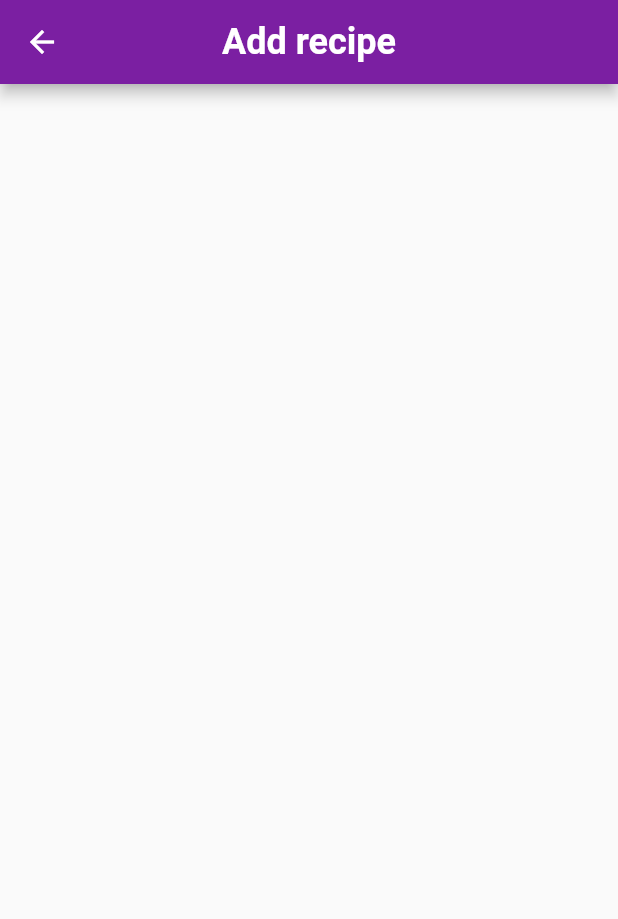
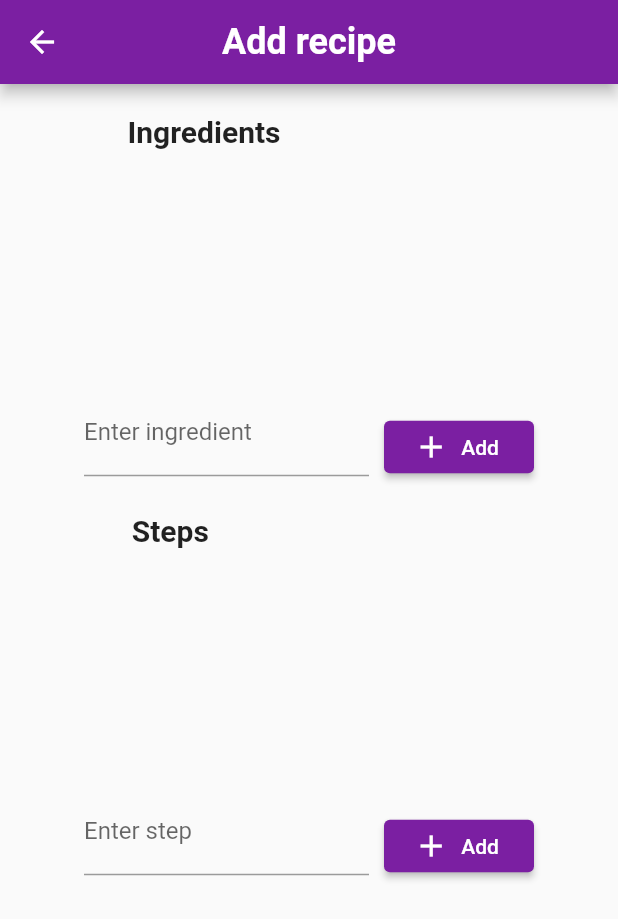
Before and after one commit to FilipMajewsk1/recipe_book_ui, a Flutter app: the AddRecipe screen opened by its route, on a phone screen of 412 x 824 dp. Shown: the top 919 px of the screen. Run offline on Flutter 3.47's test engine with Material 2 defaults, Android fonts, the phone set to English and light mode, and no system bars.

Commit message:
Recipe book: add_recipe steps and ingredients scrollbars and textfields with buttons

```diff
--- a/lib/pages/add_recipe.dart
+++ b/lib/pages/add_recipe.dart
@@ -1,4 +1,5 @@
 import 'package:flutter/material.dart';
+import 'package:recipe_book_ui/pages/widgets/recipe_ingredients_steps_card.dart';
 
 class AddRecipe extends StatefulWidget {
   const AddRecipe({Key? key}) : super(key: key);
@@ -8,6 +9,13 @@ class AddRecipe extends StatefulWidget {
 }
 
 class _AddRecipeState extends State<AddRecipe> {
+
+  TextEditingController ingController = TextEditingController();
+  TextEditingController stepController = TextEditingController();
+  late String name;
+  List<String> ing = [];
+  List<String> stp = [];
+
   @override
   Widget build(BuildContext context) {
     return Scaffold(
@@ -22,6 +30,120 @@ class _AddRecipeState extends State<AddRecipe> {
         backgroundColor: Colors.purple[700],
         centerTitle: true,
       ),
+      body: SingleChildScrollView(
+        child: Center(
+          child: Column(
+            children: <Widget>[
+              Padding(
+                padding: const EdgeInsets.fromLTRB(0, 20, 140, 5),
+                child: Text(
+                  "Ingredients",
+                  style: TextStyle(
+                    fontWeight: FontWeight.bold,
+                    fontSize: 20,
+                  ),
+                ),
+              ),
+              SizedBox(
+                height: 150,
+                width: 250,
+                child: Scrollbar(
+                  child: ListView(
+                    children: ing.map((i) => RecipeIngredientsStepsCard(ingredientOrStep: i)).toList(),
+                  ),
+                ),
+              ),
+              SizedBox(
+                width: 300,
+                child: Row(
+                  children: [
+                    Expanded(
+                      child: TextFormField(
+                        controller: ingController,
+                        decoration: const InputDecoration(
+                          border: UnderlineInputBorder(),
+                          labelText: "Enter ingredient",
+                        ),
+                      ),
+                    ),
+                    Padding(
+                      padding: const EdgeInsets.fromLTRB(10,20,0,0),
+                      child: ElevatedButton.icon(
+                        onPressed: (){
+                          setState(() {
+                            ing.add(ingController.text);
+                          });
+                          ingController.clear();
+                        },
+                        icon: Icon(Icons.add),
+                        label: Text("Add") ,
+                        style: ButtonStyle(
+                          backgroundColor: MaterialStateProperty.all(Colors.purple[700]),
+                          minimumSize: MaterialStateProperty.all(Size(100, 35)),
+                        ),
+                      ),
+                    ),
+                  ],
+                ),
+              ),
+
+              Padding(
+                padding: const EdgeInsets.fromLTRB(0, 20, 185, 5),
+                child: Text(
+                  "Steps",
+                  style: TextStyle(
+                    fontWeight: FontWeight.bold,
+                    fontSize: 20,
+                  ),
+                ),
+              ),
+              SizedBox(
+                height: 150,
+                width: 250,
+                child: Scrollbar(
+                  child: ListView(
+                    children: stp.map((s) => RecipeIngredientsStepsCard(ingredientOrStep: s)).toList(),
+                  ),
+                ),
+              ),
+
+              SizedBox(
+                width: 300,
+                child: Row(
+                  children: [
+                    Expanded(
+                      child: TextFormField(
+                        controller: stepController,
+                        decoration: const InputDecoration(
+                          border: UnderlineInputBorder(),
+                          labelText: "Enter step",
+                        ),
+                      ),
+                    ),
+                    Padding(
+                      padding: const EdgeInsets.fromLTRB(10,20,0,0),
+                      child: ElevatedButton.icon(
+                        onPressed: (){
+                          setState(() {
+                            stp.add(stepController.text);
+                          });
+                          stepController.clear();
+                        },
+                        icon: Icon(Icons.add),
+                        label: Text("Add") ,
+                        style: ButtonStyle(
+                          backgroundColor: MaterialStateProperty.all(Colors.purple[700]),
+                          minimumSize: MaterialStateProperty.all(Size(100, 35)),
+                        ),
+                      ),
+                    ),
+                  ],
+                ),
+              ),
+            ],
+          ),
+        ),
+      ),
     );
   }
 }
```
